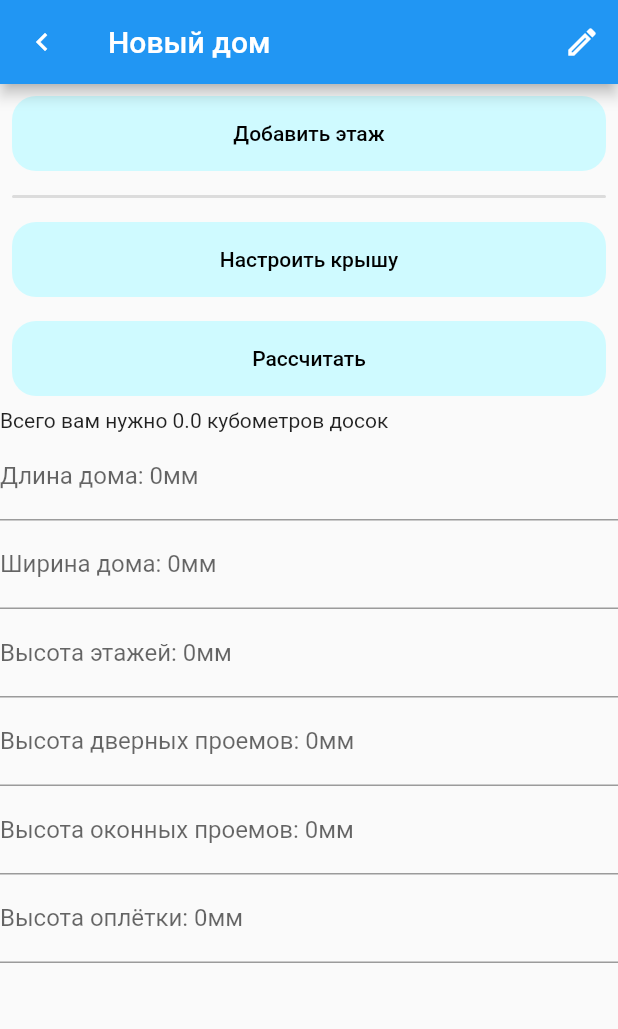
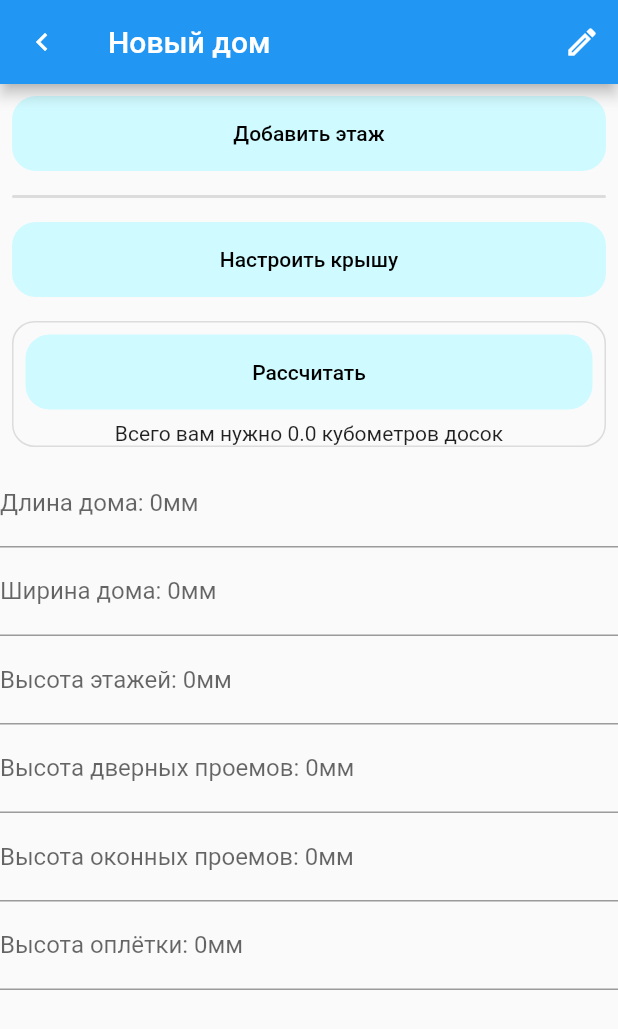
Before and after one commit to CpedaMonsterEnergyLover/BlockHouseCalculator, a Flutter app: the HousePage screen opened directly with empty values, on a phone screen of 412 x 824 dp. Shown: the top 1029 px of the screen. Run offline on Flutter 3.47's test engine with Material 2 defaults, Android fonts, the phone set to English and light mode, and no system bars.

Commit message:
немножко поменял вид рассчетов

```diff
--- a/lib/pages/edit_house/house_page.dart
+++ b/lib/pages/edit_house/house_page.dart
@@ -109,6 +109,15 @@ class _HousePageState extends State<HousePage> {
           },
           longPressCallback: () {},
         ),
+        Padding(
+          padding: const EdgeInsets.all(8.0),
+          child: Container(
+            decoration: BoxDecoration(
+              borderRadius: BorderRadius.circular(15),
+              border: Border.all(color: Colors.black12),
+            ),
+            child: Column(
+              children: [
                 GeneralButton(
                   text: "Рассчитать",
                   callback: () {
@@ -119,6 +128,10 @@ class _HousePageState extends State<HousePage> {
                   longPressCallback: () {},
                 ),
                 Text("Всего вам нужно " + kubometriDosok.toString() + " кубометров досок"),
+              ],
+            ),
+          ),
+        ),
         IntegerInputField(
           labelText: 'Длина дома',
           hintText: widget.house.settings.houseLength.toString(),
```
Also changed, not shown: lib/pages/edit_floor/floor_page.dart (+14 -0 lines). Lines whose indentation alone changed are shown as unchanged.
